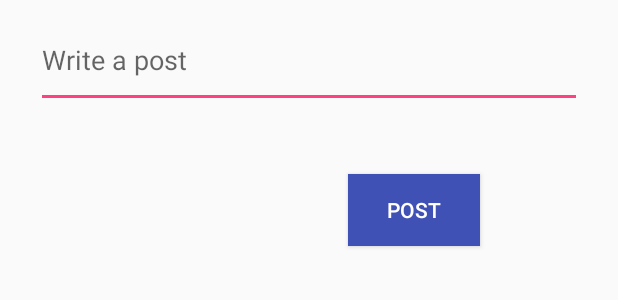
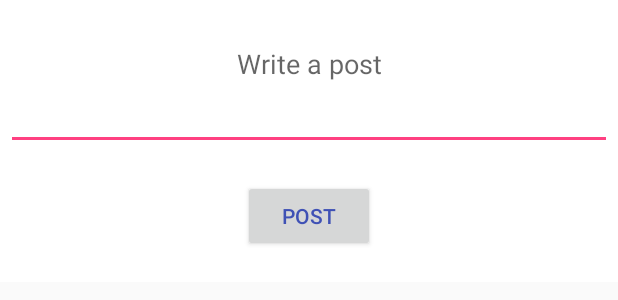
Before and after one commit to mustafasa/Fbapp, an Android app: the layout dialog_box.xml on its own in the app's theme, with its tools: preview values and no code run, on a phone screen of 412 x 824 dp. Shown: the top 300 px of the screen. Run offline under Robolectric (Android 15) with nearby library versions, the phone set to English and light mode, and no system bars.

```diff
--- a/app/src/main/AndroidManifest.xml
+++ b/app/src/main/AndroidManifest.xml
@@ -17,7 +17,8 @@
             android:name="com.facebook.sdk.ApplicationId"
             android:value="@string/facebook_app_id" />
 
-        <activity android:name=".ui.HomeActivity">
+        <activity android:name=".ui.HomeActivity"
+            android:theme="@style/AppTheme.NoActionBar">
             <intent-filter>
                 <action android:name="android.intent.action.MAIN" />
 
@@ -40,7 +41,6 @@
                 <data android:scheme="@string/fb_login_protocol_scheme" />
             </intent-filter>
         </activity>
-        <activity android:name=".ui.SplashScreen"></activity>
     </application>
 
 </manifest>
--- a/app/src/main/java/com/mustafa/arif/fbapp/recycler/RecyclerAdapter.kt
+++ b/app/src/main/java/com/mustafa/arif/fbapp/recycler/RecyclerAdapter.kt
@@ -26,15 +26,19 @@ class RecyclerAdapter : RecyclerView.Adapter<RecyclerAdapter.MyViewHolder>() {
 
         init {
             message = view.findViewById(R.id.message)
+            message.setOnClickListener(this)
             story = view.findViewById(R.id.story)
+            story.setOnClickListener(this)
             name = view.findViewById(R.id.name)
+            name.setOnClickListener(this)
             created_time = view.findViewById(R.id.created_time)
+            created_time.setOnClickListener(this)
             imageView = view.findViewById(R.id.imageView)
             imageView.setOnClickListener(this)
         }
 
         override fun onClick(view: View) {
-
+            recyclerViewListener?.onClick(view,getAdapterPosition())
         }
     }
 
--- a/app/src/main/java/com/mustafa/arif/fbapp/recycler/RecyclerViewListener.kt
+++ b/app/src/main/java/com/mustafa/arif/fbapp/recycler/RecyclerViewListener.kt
@@ -4,6 +4,8 @@ import android.view.View
 
 
 interface RecyclerViewListener {
+
+
 
     /**
      * when user click on item on recyclerView item, then this method is called passing two
@@ -12,10 +14,10 @@ interface RecyclerViewListener {
      * @param view
      * @param position
      */
-    abstract fun onClick(view: View, position: Int)
+    fun onClick(view: View, position: Int)
 
     /**
      * When the user scroll recyclerView to bottom of the list, this method is called.
      */
-    abstract fun atBottom()
+     fun atBottom()
 }
--- a/app/src/main/res/layout/dialog_box.xml
+++ b/app/src/main/res/layout/dialog_box.xml
@@ -1,34 +1,33 @@
 <?xml version="1.0" encoding="utf-8"?>
-<android.support.constraint.ConstraintLayout xmlns:android="http://schemas.android.com/apk/res/android"
-    xmlns:app="http://schemas.android.com/apk/res-auto"
-    android:layout_width="fill_parent"
-    android:layout_height="fill_parent">
+<RelativeLayout xmlns:android="http://schemas.android.com/apk/res/android"
+android:orientation="vertical"
+android:layout_width="match_parent"
+android:layout_height="wrap_content"
+android:background="#ffffffff">
 
 <EditText
+    android:layout_width="match_parent"
+    android:layout_height="80dp"
+    android:hint="@string/fb_post_hint"
     android:id="@+id/postEditText"
-        android:layout_width="364dp"
-        android:layout_height="64dp"
-        android:layout_marginEnd="8dp"
-        android:layout_marginStart="8dp"
-        android:layout_marginTop="8dp"
-        android:ems="10"
-        android:hint="@string/fb_post_hint"
-        app:layout_constraintEnd_toEndOf="parent"
-        app:layout_constraintStart_toStartOf="parent"
-        app:layout_constraintTop_toTopOf="parent" />
+    android:layout_marginTop="20dp"
+    android:layout_marginLeft="4dp"
+    android:layout_marginRight="4dp"
+    android:layout_marginBottom="20dp"
+    android:textSize="18sp"
+    android:textColor="#ff000000"
+    android:layout_centerHorizontal="true"
+    android:gravity="center_horizontal" />
 
 <Button
-        android:id="@+id/postButton"
     android:layout_width="wrap_content"
     android:layout_height="wrap_content"
-        android:layout_marginEnd="8dp"
-        android:layout_marginStart="148dp"
-        android:layout_marginTop="44dp"
-        android:background="@color/colorPrimary"
     android:text="@string/post_button"
-        android:textColor="@color/cardview_light_background"
-        app:layout_constraintEnd_toEndOf="parent"
-        app:layout_constraintStart_toStartOf="parent"
-        app:layout_constraintTop_toBottomOf="@+id/postEditText" />
+    android:id="@+id/postButton"
+    android:gravity="center_vertical|center_horizontal"
+    android:layout_below="@+id/postEditText"
+    android:layout_marginBottom="20dp"
+    android:layout_centerHorizontal="true"
+    android:textColor="@color/colorPrimary" />
 
-</android.support.constraint.ConstraintLayout>
+</RelativeLayout>
--- a/app/src/main/res/layout/main_view.xml
+++ b/app/src/main/res/layout/main_view.xml
@@ -30,8 +30,9 @@
         android:layout_height="wrap_content"
         android:layout_gravity="bottom|end"
         app:elevation="4dp"
-        tools:layout_editor_absoluteX="328dp"
-        tools:layout_editor_absoluteY="455dp"
+        app:srcCompat="@drawable/ic_add_black_24dp"
+        app:layout_constraintBottom_toBottomOf="parent"
+        app:layout_constraintEnd_toEndOf="parent"
         tools:ignore="MissingConstraints" />
 
 
--- a/app/src/main/res/values/styles.xml
+++ b/app/src/main/res/values/styles.xml
@@ -8,4 +8,15 @@
         <item name="colorAccent">@color/colorAccent</item>
     </style>
 
+    <style name="AppTheme.NoActionBar">
+        <item name="windowActionBar">false</item>
+        <item name="windowNoTitle">true</item>
+    </style>
+
+    <style name="DialogAnimation">
+        <item name="android:windowEnterAnimation">@anim/slide_up_dialog</item>
+        <item name="android:windowExitAnimation">@anim/slide_out_down</item>
+    </style>
+
+
 </resources>
```
Also changed, not shown: app/src/main/java/com/mustafa/arif/fbapp/backend/model/Data.kt (+60 -1 lines), app/src/main/java/com/mustafa/arif/fbapp/backend/model/Paging.kt (+28 -1 lines), app/src/main/java/com/mustafa/arif/fbapp/base/BaseActivity.kt (+10 -0 lines), app/src/main/java/com/mustafa/arif/fbapp/base/BasePresentableView.kt (+8 -0 lines), app/src/main/java/com/mustafa/arif/fbapp/base/BasePresenter.kt (+12 -0 lines), app/src/main/java/com/mustafa/arif/fbapp/ui/HomeActivity.kt (+38 -5 lines), app/src/main/java/com/mustafa/arif/fbapp/ui/HomePresenter.kt (+53 -8 lines), app/src/main/java/com/mustafa/arif/fbapp/ui/SplashScreen.kt (deleted, +0 -13 lines), app/src/main/java/com/mustafa/arif/fbapp/ui/SplashScreenPresenter.kt (deleted, +0 -15 lines), app/src/main/res/anim/slide_out_down.xml (added, +9 -0 lines), app/src/main/res/anim/slide_up_dialog.xml (added, +9 -0 lines), app/src/main/res/drawable/ic_add_black_24dp.xml (added, +9 -0 lines), app/src/main/res/layout/activity_splash_screen.xml (deleted, +0 -9 lines), 1 other file. Lines whose indentation alone changed are shown as unchanged.
